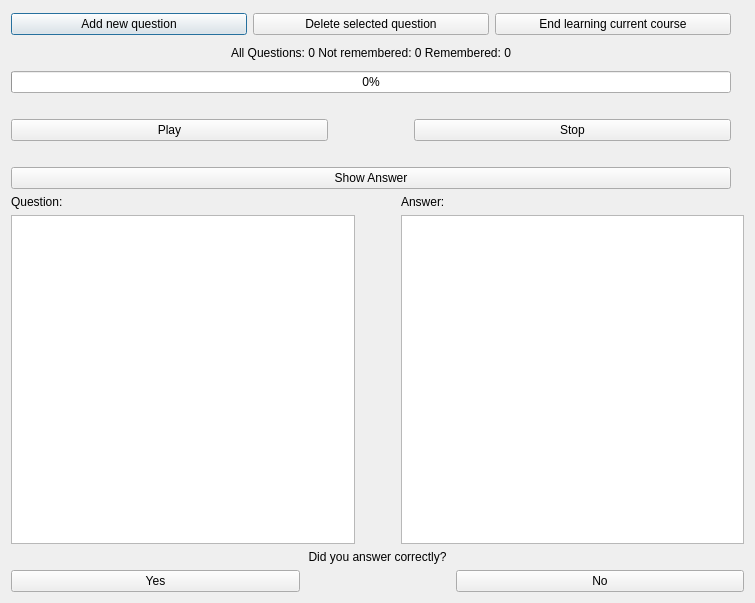
First picture: the form in LearningWindow.ui, repository wshknmt/QT-SuperMemo, before the edit.
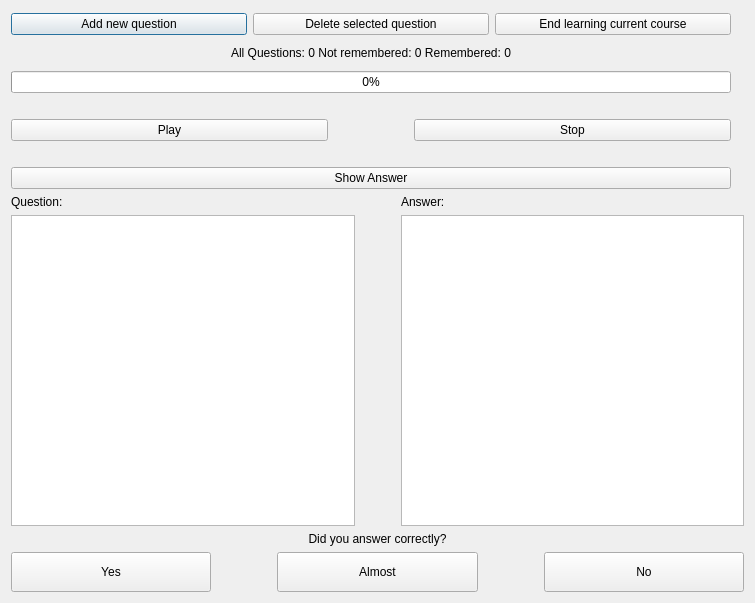
Second picture: the form after the edit.

The edit to the form file:
```diff
--- a/LearningWindow.ui
+++ b/LearningWindow.ui
@@ -233,9 +233,9 @@
          <item>
           <widget class="QTextBrowser" name="questionTextBrowser">
            <property name="sizePolicy">
-            <sizepolicy hsizetype="Expanding" vsizetype="MinimumExpanding">
+            <sizepolicy hsizetype="Expanding" vsizetype="Expanding">
              <horstretch>0</horstretch>
-             <verstretch>0</verstretch>
+             <verstretch>80</verstretch>
             </sizepolicy>
            </property>
           </widget>
@@ -270,7 +270,7 @@
          <item>
           <widget class="QTextBrowser" name="answerTextBrowser">
            <property name="sizePolicy">
-            <sizepolicy hsizetype="Expanding" vsizetype="MinimumExpanding">
+            <sizepolicy hsizetype="Expanding" vsizetype="Expanding">
              <horstretch>0</horstretch>
              <verstretch>0</verstretch>
             </sizepolicy>
@@ -285,6 +285,12 @@
       <layout class="QVBoxLayout" name="verticalLayout_3">
        <item>
         <widget class="QLabel" name="label_3">
+         <property name="sizePolicy">
+          <sizepolicy hsizetype="Preferred" vsizetype="Minimum">
+           <horstretch>0</horstretch>
+           <verstretch>0</verstretch>
+          </sizepolicy>
+         </property>
          <property name="text">
           <string>Did you answer correctly?</string>
          </property>
@@ -297,22 +303,69 @@
         <layout class="QHBoxLayout" name="horizontalLayout_4">
          <item>
           <widget class="QPushButton" name="yesButton">
+           <property name="sizePolicy">
+            <sizepolicy hsizetype="Expanding" vsizetype="Fixed">
+             <horstretch>0</horstretch>
+             <verstretch>20</verstretch>
+            </sizepolicy>
+           </property>
+           <property name="minimumSize">
+            <size>
+             <width>0</width>
+             <height>40</height>
+            </size>
+           </property>
            <property name="text">
             <string>Yes</string>
            </property>
           </widget>
          </item>
+         <item>
+          <spacer name="horizontalSpacer_4">
+           <property name="orientation">
+            <enum>Qt::Horizontal</enum>
+           </property>
+           <property name="sizeType">
+            <enum>QSizePolicy::Minimum</enum>
+           </property>
+           <property name="sizeHint" stdset="0">
+            <size>
+             <width>60</width>
+             <height>20</height>
+            </size>
+           </property>
+          </spacer>
+         </item>
+         <item>
+          <widget class="QPushButton" name="almostButton">
+           <property name="sizePolicy">
+            <sizepolicy hsizetype="Expanding" vsizetype="Fixed">
+             <horstretch>0</horstretch>
+             <verstretch>50</verstretch>
+            </sizepolicy>
+           </property>
+           <property name="minimumSize">
+            <size>
+             <width>0</width>
+             <height>40</height>
+            </size>
+           </property>
+           <property name="text">
+            <string>Almost</string>
+           </property>
+          </widget>
+         </item>
          <item>
           <spacer name="horizontalSpacer_2">
            <property name="orientation">
             <enum>Qt::Horizontal</enum>
            </property>
            <property name="sizeType">
-            <enum>QSizePolicy::Fixed</enum>
+            <enum>QSizePolicy::Minimum</enum>
            </property>
            <property name="sizeHint" stdset="0">
             <size>
-             <width>150</width>
+             <width>60</width>
              <height>20</height>
             </size>
            </property>
@@ -320,6 +373,18 @@
          </item>
          <item>
           <widget class="QPushButton" name="noButton">
+           <property name="sizePolicy">
+            <sizepolicy hsizetype="Expanding" vsizetype="Fixed">
+             <horstretch>0</horstretch>
+             <verstretch>2</verstretch>
+            </sizepolicy>
+           </property>
+           <property name="minimumSize">
+            <size>
+             <width>0</width>
+             <height>40</height>
+            </size>
+           </property>
            <property name="text">
             <string>No</string>
            </property>
```
